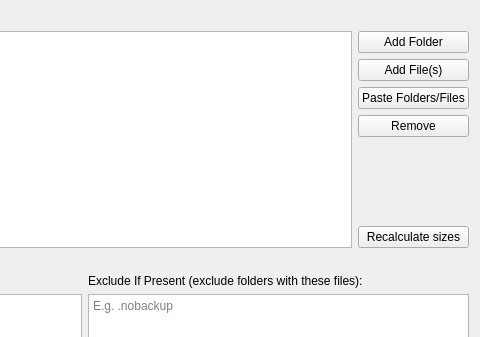
This is src/vorta/assets/UI/sourcetab.ui in borgbase/vorta as Qt 5 draws it before an edit; both pictures show x 311 to 791 and y 0 to 337 of the 791 by 497 pixel window. The edited form follows.
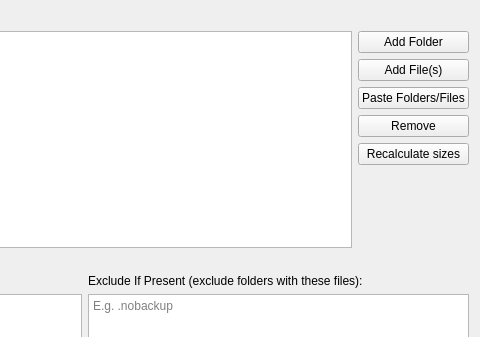
This is the edited form.

Patch:
```diff
--- a/src/vorta/assets/UI/sourcetab.ui
+++ b/src/vorta/assets/UI/sourcetab.ui
@@ -109,6 +109,19 @@
          </property>
         </widget>
        </item>
+       <item>
+        <spacer name="verticalSpacer">
+         <property name="orientation">
+          <enum>Qt::Vertical</enum>
+         </property>
+         <property name="sizeHint" stdset="0">
+          <size>
+           <width>20</width>
+           <height>40</height>
+          </size>
+         </property>
+        </spacer>
+       </item>
       </layout>
      </item>
     </layout>
```
